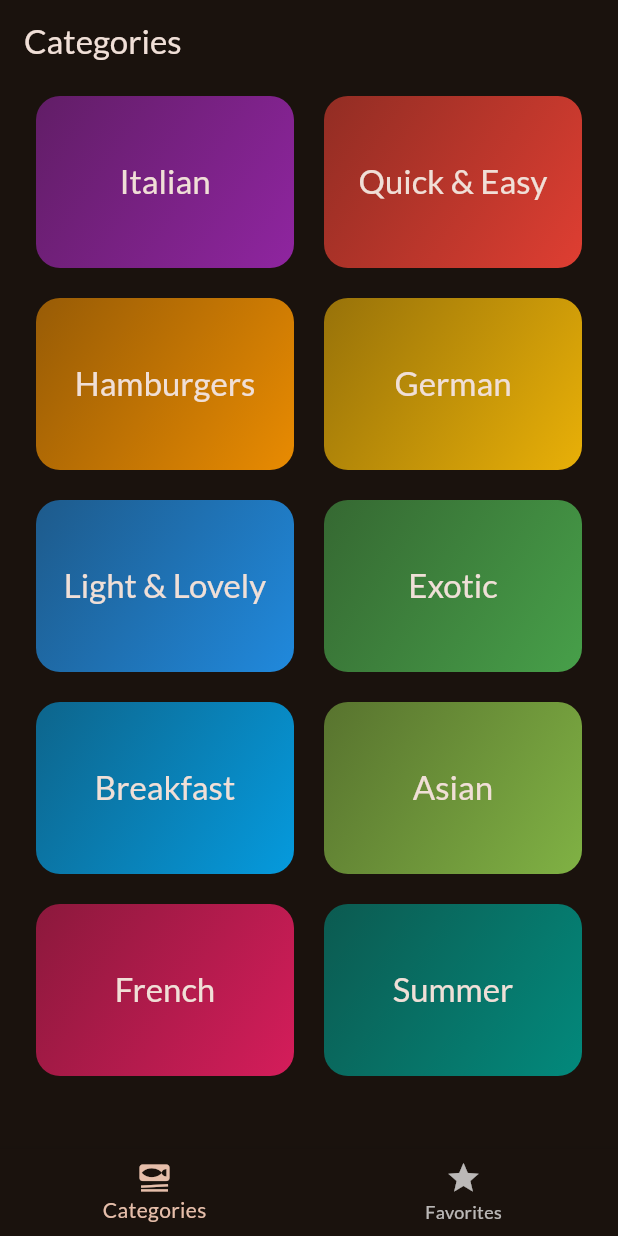
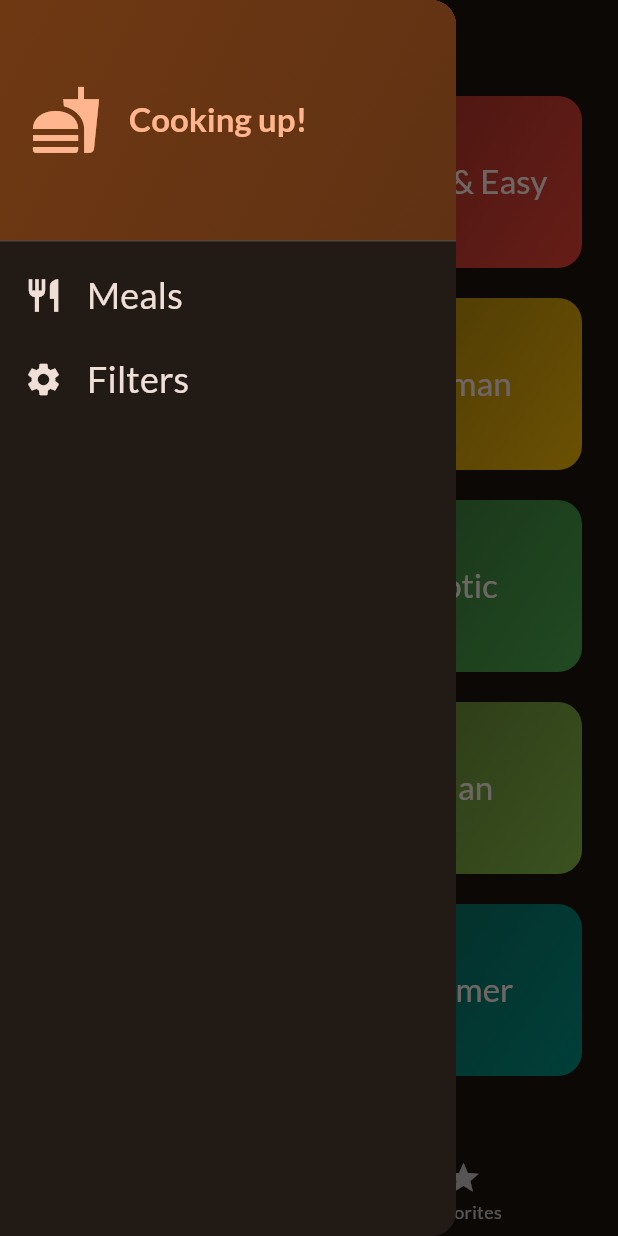
Before and after one commit to eacardenase/flutter-meals, a Flutter app: the screen it shows after launch, with the side drawer open (before the commit the screen has no drawer), on a phone screen of 412 x 824 dp. Run offline on Flutter 3.47's test engine with Material 2 defaults, Android fonts, the phone set to English and light mode, and no system bars; our stand-ins replace google_fonts, transparent_image.

Commit message:
feat: add main drawer setup

```diff
--- a/lib/screens/tabs.dart
+++ b/lib/screens/tabs.dart
@@ -3,6 +3,7 @@ import 'package:flutter/material.dart';
 import 'package:meals/screens/categories.dart';
 import 'package:meals/screens/meals.dart';
 import 'package:meals/models/meal.dart';
+import 'package:meals/widgets/main_drawer.dart';
 
 class TabsScreen extends StatefulWidget {
   const TabsScreen({
@@ -76,6 +77,7 @@ class _TabsScreenState extends State<TabsScreen> {
       appBar: AppBar(
         title: Text(activePageTitle),
       ),
+      drawer: const MainDrawer(),
       body: activePage,
       bottomNavigationBar: BottomNavigationBar(
         onTap: _selectPage,
--- /dev/null
+++ b/lib/widgets/main_drawer.dart
@@ -0,0 +1,67 @@
+import 'package:flutter/material.dart';
+
+import 'package:meals/widgets/main_drawer_list_tile.dart';
+
+class MainDrawer extends StatelessWidget {
+  const MainDrawer({
+    super.key,
+  });
+
+  @override
+  Widget build(BuildContext context) {
+    return Drawer(
+      child: Column(
+        children: [
+          DrawerHeader(
+            padding: const EdgeInsets.all(
+              20,
+            ),
+            decoration: BoxDecoration(
+              gradient: LinearGradient(
+                colors: [
+                  Theme.of(context).colorScheme.primaryContainer,
+                  Theme.of(context)
+                      .colorScheme
+                      .primaryContainer
+                      .withOpacity(0.8),
+                ],
+                begin: Alignment.topLeft,
+                end: Alignment.bottomRight,
+              ),
+            ),
+            child: Row(
+              children: [
+                Icon(
+                  Icons.fastfood,
+                  size: 48,
+                  color: Theme.of(context).colorScheme.primary,
+                ),
+                const SizedBox(
+                  width: 18,
+                ),
+                Text(
+                  'Cooking up!',
+                  style: Theme.of(context).textTheme.titleLarge!.copyWith(
+                        color: Theme.of(context).colorScheme.primary,
+                        // fontSize: 28,
+                        fontWeight: FontWeight.bold,
+                      ),
+                )
+              ],
+            ),
+          ),
+          MainDrawerListTile(
+            tileTitle: 'Meals',
+            icon: Icons.restaurant,
+            onTileSelected: () {},
+          ),
+          MainDrawerListTile(
+            tileTitle: 'Filters',
+            icon: Icons.settings,
+            onTileSelected: () {},
+          ),
+        ],
+      ),
+    );
+  }
+}
--- /dev/null
+++ b/lib/widgets/main_drawer_list_tile.dart
@@ -0,0 +1,33 @@
+import 'package:flutter/material.dart';
+
+class MainDrawerListTile extends StatelessWidget {
+  const MainDrawerListTile({
+    super.key,
+    required this.tileTitle,
+    required this.onTileSelected,
+    required this.icon,
+  });
+
+  final String tileTitle;
+  final void Function() onTileSelected;
+  final IconData icon;
+
+  @override
+  Widget build(BuildContext context) {
+    return ListTile(
+      leading: Icon(
+        icon,
+        size: 26,
+        color: Theme.of(context).colorScheme.onBackground,
+      ),
+      title: Text(
+        tileTitle,
+        style: Theme.of(context).textTheme.titleSmall!.copyWith(
+              color: Theme.of(context).colorScheme.onBackground,
+              fontSize: 24,
+            ),
+      ),
+      onTap: onTileSelected,
+    );
+  }
+}
```
